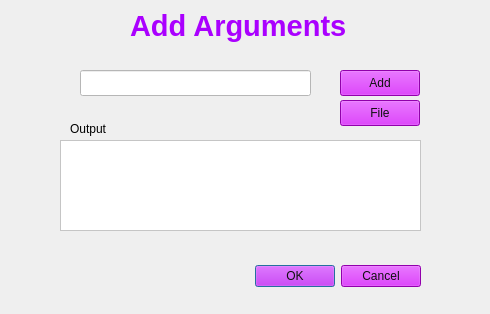
StronglogicSolutions/ky_gui, file argdialog.ui: the form before one commit.
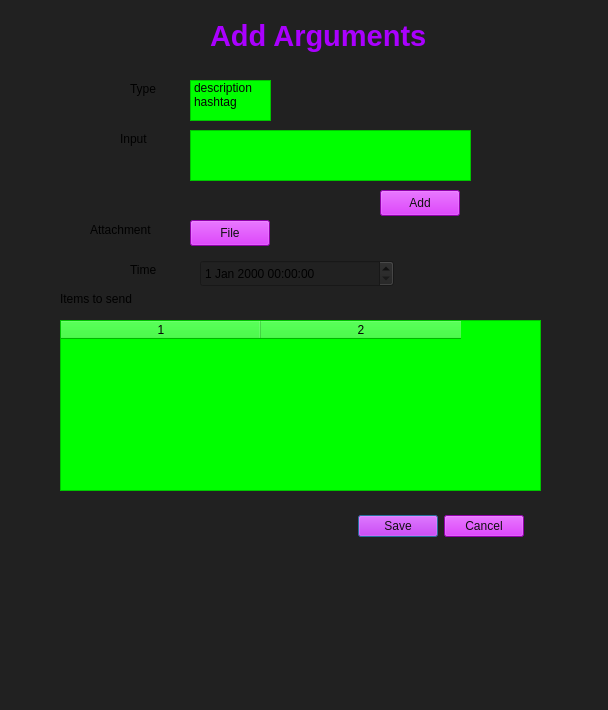
The form after the commit. Icons and pictures are not drawn.

Commit message: work on the arg dialog as well as preparatory work for abstracting IG posts

Diff of the .ui file:
```diff
--- a/argdialog.ui
+++ b/argdialog.ui
@@ -6,22 +6,35 @@
    <rect>
     <x>0</x>
     <y>0</y>
-    <width>490</width>
-    <height>314</height>
+    <width>608</width>
+    <height>710</height>
    </rect>
   </property>
   <property name="windowTitle">
    <string>Dialog</string>
   </property>
+  <property name="windowIcon">
+   <iconset>
+    <normaloff>favicon.ico</normaloff>favicon.ico</iconset>
+  </property>
+  <property name="styleSheet">
+   <string notr="true">background-color: rgb(33, 33, 33);</string>
+  </property>
   <widget class="QDialogButtonBox" name="argButtonBox">
    <property name="geometry">
     <rect>
-     <x>80</x>
-     <y>260</y>
-     <width>341</width>
+     <x>340</x>
+     <y>510</y>
+     <width>201</width>
      <height>32</height>
     </rect>
    </property>
+   <property name="layoutDirection">
+    <enum>Qt::LeftToRight</enum>
+   </property>
+   <property name="autoFillBackground">
+    <bool>false</bool>
+   </property>
    <property name="styleSheet">
     <string notr="true">background-color: rgb(203, 0, 239);
 color: rgb(16, 16, 16);</string>
@@ -30,30 +43,17 @@
     <enum>Qt::Horizontal</enum>
    </property>
    <property name="standardButtons">
-    <set>QDialogButtonBox::Cancel|QDialogButtonBox::Ok</set>
+    <set>QDialogButtonBox::Cancel|QDialogButtonBox::Save</set>
    </property>
-  </widget>
-  <widget class="QListView" name="argList">
-   <property name="geometry">
-    <rect>
-     <x>60</x>
-     <y>140</y>
-     <width>361</width>
-     <height>91</height>
-    </rect>
-   </property>
-   <property name="styleSheet">
-    <string notr="true">background-color: rgb(255, 255, 255);
-color: rgb(5, 5, 5);
-font: 87 10pt &quot;Noto Sans&quot;;
-selection-background-color: rgb(255, 0, 174);</string>
+   <property name="centerButtons">
+    <bool>true</bool>
    </property>
   </widget>
   <widget class="QPushButton" name="addArgument">
    <property name="geometry">
     <rect>
-     <x>340</x>
-     <y>70</y>
+     <x>380</x>
+     <y>190</y>
      <width>80</width>
      <height>26</height>
     </rect>
@@ -66,26 +66,11 @@
     <string>Add</string>
    </property>
   </widget>
-  <widget class="QLineEdit" name="argInput">
-   <property name="geometry">
-    <rect>
-     <x>80</x>
-     <y>70</y>
-     <width>231</width>
-     <height>26</height>
-    </rect>
-   </property>
-   <property name="styleSheet">
-    <string notr="true">background-color: rgb(255, 255, 255);
-color: rgb(5, 5, 5);
-font: 87 10pt &quot;Noto Sans&quot;;</string>
-   </property>
-  </widget>
   <widget class="QLabel" name="argDialogTitle">
    <property name="geometry">
     <rect>
-     <x>130</x>
-     <y>0</y>
+     <x>210</x>
+     <y>10</y>
      <width>231</width>
      <height>51</height>
     </rect>
@@ -107,8 +92,8 @@
   <widget class="QPushButton" name="addFile">
    <property name="geometry">
     <rect>
-     <x>340</x>
-     <y>100</y>
+     <x>190</x>
+     <y>220</y>
      <width>80</width>
      <height>26</height>
     </rect>
@@ -124,14 +109,154 @@
   <widget class="QLabel" name="label">
    <property name="geometry">
     <rect>
-     <x>70</x>
-     <y>120</y>
+     <x>60</x>
+     <y>290</y>
+     <width>91</width>
+     <height>18</height>
+    </rect>
+   </property>
+   <property name="text">
+    <string>Items to send</string>
+   </property>
+  </widget>
+  <widget class="QTableWidget" name="argList">
+   <property name="geometry">
+    <rect>
+     <x>60</x>
+     <y>320</y>
+     <width>481</width>
+     <height>171</height>
+    </rect>
+   </property>
+   <property name="styleSheet">
+    <string notr="true">background-color: rgb(0, 255, 0);
+color: rgb(5, 5, 5);
+font: 87 12pt &quot;Noto Sans&quot;;
+selection-background-color: rgb(255, 0, 174);</string>
+   </property>
+   <property name="columnCount">
+    <number>2</number>
+   </property>
+   <attribute name="horizontalHeaderCascadingSectionResizes">
+    <bool>false</bool>
+   </attribute>
+   <attribute name="horizontalHeaderMinimumSectionSize">
+    <number>100</number>
+   </attribute>
+   <attribute name="horizontalHeaderDefaultSectionSize">
+    <number>200</number>
+   </attribute>
+   <attribute name="verticalHeaderMinimumSectionSize">
+    <number>100</number>
+   </attribute>
+   <attribute name="verticalHeaderDefaultSectionSize">
+    <number>100</number>
+   </attribute>
+   <column/>
+   <column/>
+  </widget>
+  <widget class="QListWidget" name="argType">
+   <property name="geometry">
+    <rect>
+     <x>190</x>
+     <y>80</y>
      <width>81</width>
+     <height>41</height>
+    </rect>
+   </property>
+   <property name="styleSheet">
+    <string notr="true">background-color: rgb(0, 255, 0);
+color: rgb(5, 5, 5);
+font: 87 10pt &quot;Noto Sans&quot;;
+selection-background-color: rgb(255, 0, 174);</string>
+   </property>
+   <item>
+    <property name="text">
+     <string>description</string>
+    </property>
+   </item>
+   <item>
+    <property name="text">
+     <string>hashtag</string>
+    </property>
+   </item>
+  </widget>
+  <widget class="QLabel" name="label_2">
+   <property name="geometry">
+    <rect>
+     <x>130</x>
+     <y>80</y>
+     <width>58</width>
      <height>18</height>
     </rect>
    </property>
    <property name="text">
-    <string>Output</string>
+    <string>Type</string>
+   </property>
+  </widget>
+  <widget class="QLabel" name="label_3">
+   <property name="geometry">
+    <rect>
+     <x>120</x>
+     <y>130</y>
+     <width>41</width>
+     <height>18</height>
+    </rect>
+   </property>
+   <property name="text">
+    <string>Input</string>
+   </property>
+  </widget>
+  <widget class="QLabel" name="label_4">
+   <property name="geometry">
+    <rect>
+     <x>90</x>
+     <y>220</y>
+     <width>71</width>
+     <height>20</height>
+    </rect>
+   </property>
+   <property name="text">
+    <string>Attachment</string>
+   </property>
+  </widget>
+  <widget class="QTextEdit" name="argInput">
+   <property name="geometry">
+    <rect>
+     <x>190</x>
+     <y>130</y>
+     <width>281</width>
+     <height>51</height>
+    </rect>
+   </property>
+   <property name="styleSheet">
+    <string notr="true">background-color: rgb(0, 255, 0);
+color: rgb(5, 5, 5);
+font: 87 12pt &quot;Noto Sans&quot;;
+selection-background-color: rgb(255, 0, 174);</string>
+   </property>
+  </widget>
+  <widget class="QLabel" name="label_5">
+   <property name="geometry">
+    <rect>
+     <x>130</x>
+     <y>260</y>
+     <width>31</width>
+     <height>20</height>
+    </rect>
+   </property>
+   <property name="text">
+    <string>Time</string>
+   </property>
+  </widget>
+  <widget class="QDateTimeEdit" name="dateTime">
+   <property name="geometry">
+    <rect>
+     <x>200</x>
+     <y>260</y>
+     <width>194</width>
+     <height>27</height>
+    </rect>
    </property>
   </widget>
  </widget>
```
The commit also changes 6 other files.
